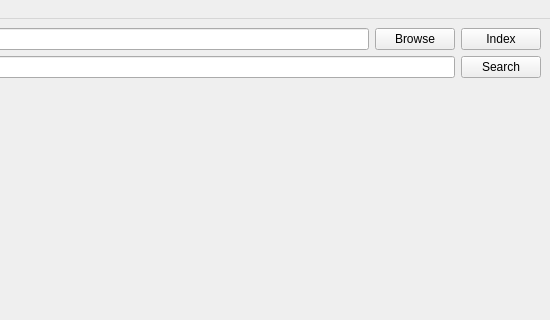
Before: the Qt Designer form src/MainWindow.ui in HighDoping/PicFinder, drawn with Qt 5; both pictures show x 250 to 800 and y 0 to 320 of the 800 by 600 pixel window.
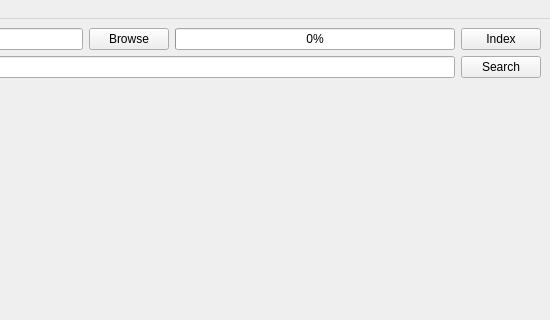
After: the same form once the commit is applied. Icons and pictures are not drawn.

Patch:
```diff
--- a/src/MainWindow.ui
+++ b/src/MainWindow.ui
@@ -41,6 +41,13 @@
         </property>
        </widget>
       </item>
+      <item>
+       <widget class="QProgressBar" name="progressBar">
+        <property name="value">
+         <number>0</number>
+        </property>
+       </widget>
+      </item>
       <item>
        <widget class="QPushButton" name="pushButton_index">
         <property name="text">
```
